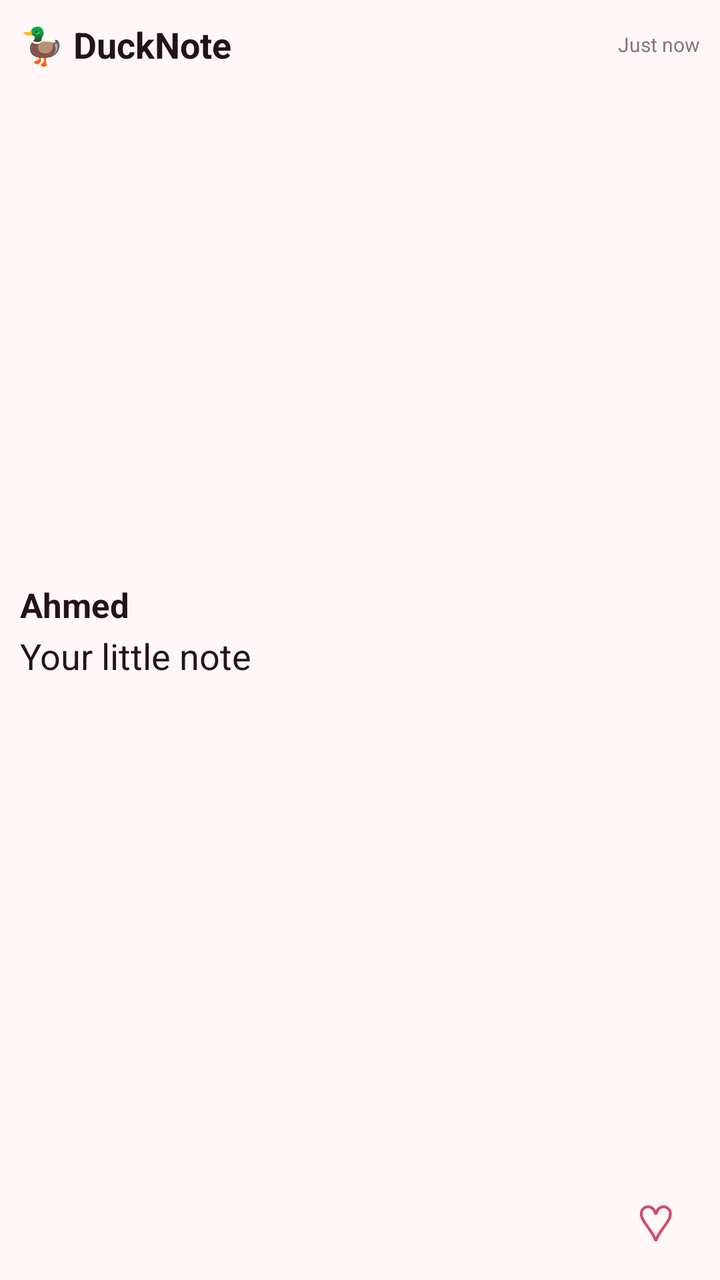
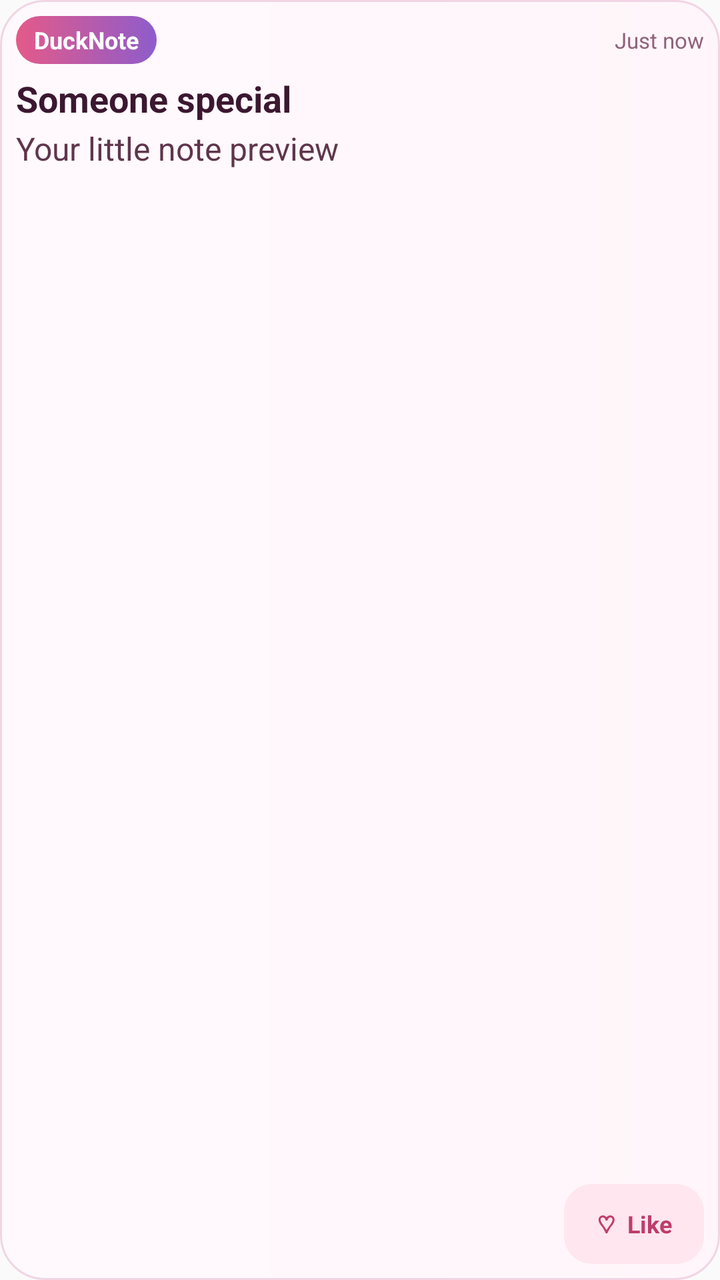

Two renders of the same Android screen: before a commit and after it. Below are the layout's source before the change and the commit's diff.
<!-- AndroidManifest.xml: application theme AppTheme -->
<!-- res/layout/ducknote_widget.xml -->
<?xml version="1.0" encoding="utf-8"?>
<LinearLayout
    xmlns:android="http://schemas.android.com/apk/res/android"
    android:layout_width="match_parent"
    android:layout_height="match_parent"
    android:orientation="vertical"
    android:padding="10dp"
    android:background="#FFF7F8">

    <LinearLayout
        android:layout_width="match_parent"
        android:layout_height="wrap_content"
        android:orientation="horizontal"
        android:gravity="center_vertical">

        <TextView
            android:layout_width="0dp"
            android:layout_height="wrap_content"
            android:layout_weight="1"
            android:text="🦆 DuckNote"
            android:textColor="#24131A"
            android:textSize="18sp"
            android:textStyle="bold" />

        <TextView
            android:id="@+id/widget_time"
            android:layout_width="wrap_content"
            android:layout_height="wrap_content"
            android:text="Just now"
            android:textColor="#8A737B"
            android:textSize="10sp" />

    </LinearLayout>

    <LinearLayout
        android:id="@+id/widget_note_container"
        android:layout_width="match_parent"
        android:layout_height="0dp"
        android:layout_weight="1"
        android:layout_marginTop="5dp"
        android:orientation="vertical"
        android:gravity="center_vertical">

        <TextView
            android:id="@+id/widget_sender"
            android:layout_width="match_parent"
            android:layout_height="wrap_content"
            android:text="Ahmed"
            android:textColor="#24131A"
            android:textSize="17sp"
            android:textStyle="bold"
            android:maxLines="1"
            android:ellipsize="end" />

        <TextView
            android:id="@+id/widget_note"
            android:layout_width="match_parent"
            android:layout_height="wrap_content"
            android:layout_marginTop="2dp"
            android:text="Your little note"
            android:textColor="#24131A"
            android:textSize="18sp"
            android:lineSpacingExtra="1dp"
            android:maxLines="2"
            android:ellipsize="end" />

    </LinearLayout>

    <LinearLayout
        android:layout_width="match_parent"
        android:layout_height="wrap_content"
        android:gravity="end"
        android:orientation="horizontal">

        <TextView
            android:id="@+id/widget_react"
            android:layout_width="44dp"
            android:layout_height="38dp"
            android:gravity="center"
            android:text="♡"
            android:textColor="#D14B6A"
            android:textSize="25sp"
            android:clickable="true"
            android:focusable="true" />

        <TextView
            android:id="@+id/widget_play"
            android:layout_width="44dp"
            android:layout_height="38dp"
            android:gravity="center"
            android:text="▶"
            android:textColor="#24131A"
            android:textSize="19sp"
            android:clickable="true"
            android:focusable="true"
            android:visibility="gone" />

    </LinearLayout>

</LinearLayout>
<!-- resources referenced by this layout -->
<resources>
  <style name="AppTheme" parent="Theme.AppCompat.Light.DarkActionBar">
          
          <item name="colorPrimary">@color/colorPrimary</item>
          <item name="colorPrimaryDark">@color/colorPrimaryDark</item>
          <item name="colorAccent">@color/colorAccent</item>
      </style>
</resources>

<!-- the commit's change to res/layout/ducknote_widget.xml (unified diff, before → after) -->
@@ -1,99 +1,114 @@
 <?xml version="1.0" encoding="utf-8"?>
-<LinearLayout
-    xmlns:android="http://schemas.android.com/apk/res/android"
+<LinearLayout xmlns:android="http://schemas.android.com/apk/res/android"
     android:layout_width="match_parent"
     android:layout_height="match_parent"
     android:orientation="vertical"
-    android:padding="10dp"
-    android:background="#FFF7F8">
+    android:padding="8dp"
+    android:background="@drawable/ducknote_widget_background">
 
+    
     <LinearLayout
         android:layout_width="match_parent"
-        android:layout_height="wrap_content"
-        android:orientation="horizontal"
-        android:gravity="center_vertical">
+        android:layout_height="24dp"
+        android:gravity="center_vertical"
+        android:orientation="horizontal">
 
         <TextView
-            android:layout_width="0dp"
-            android:layout_height="wrap_content"
-            android:layout_weight="1"
-            android:text="🦆 DuckNote"
-            android:textColor="#24131A"
-            android:textSize="18sp"
+            android:id="@+id/widget_brand"
+            android:layout_width="wrap_content"
+            android:layout_height="24dp"
+            android:background="@drawable/ducknote_widget_brand_background"
+            android:gravity="center"
+            android:paddingLeft="9dp"
+            android:paddingRight="9dp"
+            android:text="DuckNote"
+            android:textColor="#FFFFFF"
+            android:textSize="12sp"
             android:textStyle="bold" />
 
         <TextView
             android:id="@+id/widget_time"
-            android:layout_width="wrap_content"
+            android:layout_width="0dp"
             android:layout_height="wrap_content"
+            android:layout_weight="1"
+            android:gravity="end|center_vertical"
+            android:ellipsize="end"
+            android:maxLines="1"
             android:text="Just now"
-            android:textColor="#8A737B"
-            android:textSize="10sp" />
+            android:textColor="#8F627A"
+            android:textSize="11sp" />
 
     </LinearLayout>
 
+    
     <LinearLayout
         android:id="@+id/widget_note_container"
         android:layout_width="match_parent"
         android:layout_height="0dp"
         android:layout_weight="1"
         android:layout_marginTop="5dp"
-        android:orientation="vertical"
-        android:gravity="center_vertical">
+        android:orientation="vertical">
 
         <TextView
             android:id="@+id/widget_sender"
             android:layout_width="match_parent"
             android:layout_height="wrap_content"
-            android:text="Ahmed"
-            android:textColor="#24131A"
-            android:textSize="17sp"
-            android:textStyle="bold"
+            android:ellipsize="end"
             android:maxLines="1"
-            android:ellipsize="end" />
+            android:text="Someone special"
+            android:textColor="#3C1730"
+            android:textSize="18sp"
+            android:textStyle="bold" />
 
         <TextView
             android:id="@+id/widget_note"
             android:layout_width="match_parent"
             android:layout_height="wrap_content"
             android:layout_marginTop="2dp"
-            android:text="Your little note"
-            android:textColor="#24131A"
-            android:textSize="18sp"
+            android:ellipsize="end"
             android:lineSpacingExtra="1dp"
             android:maxLines="2"
-            android:ellipsize="end" />
+            android:text="Your little note preview"
+            android:textColor="#5F354C"
+            android:textSize="16sp" />
 
     </LinearLayout>
 
+    
     <LinearLayout
         android:layout_width="match_parent"
-        android:layout_height="wrap_content"
-        android:gravity="end"
+        android:layout_height="40dp"
+        android:layout_marginTop="6dp"
+        android:gravity="end|center_vertical"
         android:orientation="horizontal">
 
         <TextView
-            android:id="@+id/widget_react"
-            android:layout_width="44dp"
-            android:layout_height="38dp"
+            android:id="@+id/widget_play"
+            android:layout_width="72dp"
+            android:layout_height="40dp"
+            android:background="@drawable/ducknote_widget_audio_action_background"
+            android:clickable="true"
+            android:focusable="true"
             android:gravity="center"
-            android:text="♡"
-            android:textColor="#D14B6A"
-            android:textSize="25sp"
-            android:clickable="true"
-            android:focusable="true" />
+            android:text="▶  Audio"
+            android:textColor="#5C3178"
+            android:textSize="12sp"
+            android:textStyle="bold"
+            android:visibility="gone" />
 
         <TextView
-            android:id="@+id/widget_play"
-            android:layout_width="44dp"
-            android:layout_height="38dp"
-            android:gravity="center"
-            android:text="▶"
-            android:textColor="#24131A"
-            android:textSize="19sp"
+            android:id="@+id/widget_react"
+            android:layout_width="70dp"
+            android:layout_height="40dp"
+            android:layout_marginStart="7dp"
+            android:background="@drawable/ducknote_widget_reaction_action_background"
             android:clickable="true"
             android:focusable="true"
-            android:visibility="gone" />
+            android:gravity="center"
+            android:text="♡  Like"
+            android:textColor="#BE3D6A"
+            android:textSize="12sp"
+            android:textStyle="bold" />
 
     </LinearLayout>
 
<!-- resource entries referenced after the edit -->
@@ -1,5 +1,42 @@
 <!-- resources referenced by this layout -->
 <resources>
+  <!-- drawable ducknote_widget_audio_action_background (drawable) -->
+  <?xml version="1.0" encoding="utf-8"?>
+  <shape xmlns:android="http://schemas.android.com/apk/res/android"
+      android:shape="rectangle">
+      <solid android:color="#F0E8FA" />
+      <corners android:radius="14dp" />
+  </shape>
+  <!-- drawable ducknote_widget_background (drawable) -->
+  <?xml version="1.0" encoding="utf-8"?>
+  <shape xmlns:android="http://schemas.android.com/apk/res/android"
+      android:shape="rectangle">
+      <gradient
+          android:angle="0"
+          android:endColor="#FFF5FA"
+          android:startColor="#FFF9FD" />
+      <corners android:radius="22dp" />
+      <stroke
+          android:width="1dp"
+          android:color="#F1D5E5" />
+  </shape>
+  <!-- drawable ducknote_widget_brand_background (drawable) -->
+  <?xml version="1.0" encoding="utf-8"?>
+  <shape xmlns:android="http://schemas.android.com/apk/res/android"
+      android:shape="rectangle">
+      <gradient
+          android:angle="0"
+          android:endColor="#8E5CCB"
+          android:startColor="#E45A89" />
+      <corners android:radius="12dp" />
+  </shape>
+  <!-- drawable ducknote_widget_reaction_action_background (drawable) -->
+  <?xml version="1.0" encoding="utf-8"?>
+  <shape xmlns:android="http://schemas.android.com/apk/res/android"
+      android:shape="rectangle">
+      <solid android:color="#FFE6EF" />
+      <corners android:radius="14dp" />
+  </shape>
   <style name="AppTheme" parent="Theme.AppCompat.Light.DarkActionBar">
           
           <item name="colorPrimary">@color/colorPrimary</item>
